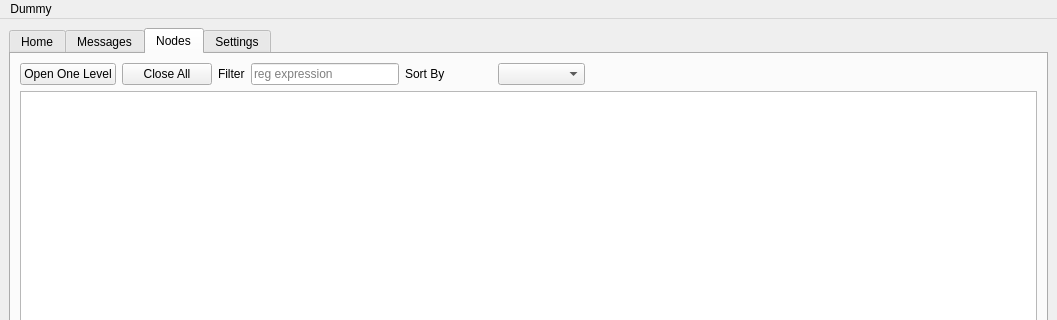
Qt form meshapp/src/meshapp.ui (rbreesems/flamingo) before a commit; both pictures show x 0 to 1057 and y 0 to 320 of the 1057 by 618 pixel window.
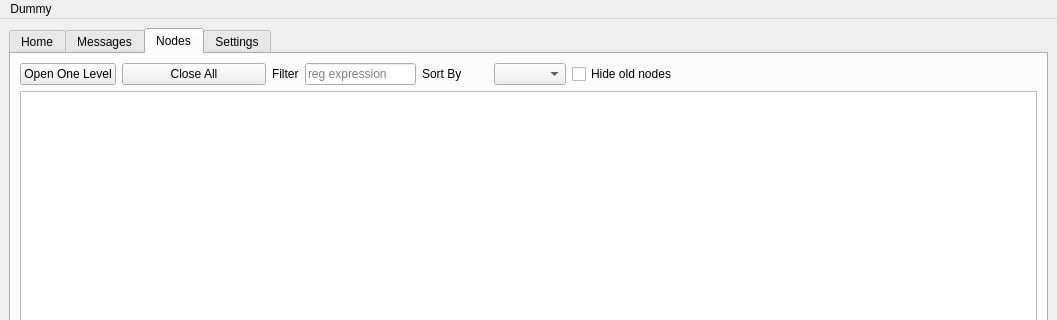
The same form after that commit. The open tabs and pages were chosen to show the change.

Commit message: Meshapp bugfix, added more node list filters

```diff
--- a/meshapp/src/meshapp.ui
+++ b/meshapp/src/meshapp.ui
@@ -275,7 +275,7 @@
        </attribute>
        <layout class="QVBoxLayout" name="verticalLayout_8">
         <item>
-         <layout class="QHBoxLayout" name="horizontalLayout_12" stretch="1,1,2,2,5">
+         <layout class="QHBoxLayout" name="horizontalLayout_12" stretch="1,2,2,2,1,5">
           <item>
            <widget class="QPushButton" name="nodesOpenOneLevelPushButton">
             <property name="text">
@@ -325,6 +325,16 @@
             </item>
            </layout>
           </item>
+          <item>
+           <widget class="QCheckBox" name="hideOldNodesCheckBox">
+            <property name="toolTip">
+             <string>Hide nodes that have not been contacted in the last 24 hours</string>
+            </property>
+            <property name="text">
+             <string>Hide old nodes</string>
+            </property>
+           </widget>
+          </item>
           <item>
            <spacer name="horizontalSpacer_7">
             <property name="orientation">
```
The commit also changes 3 other files.
